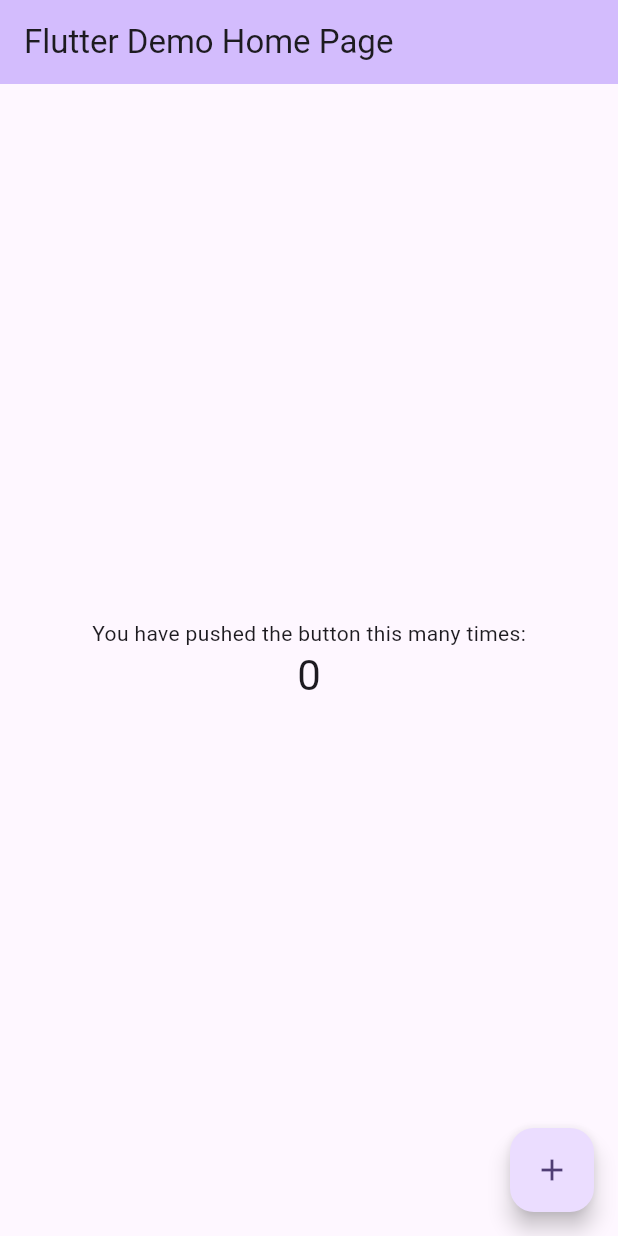
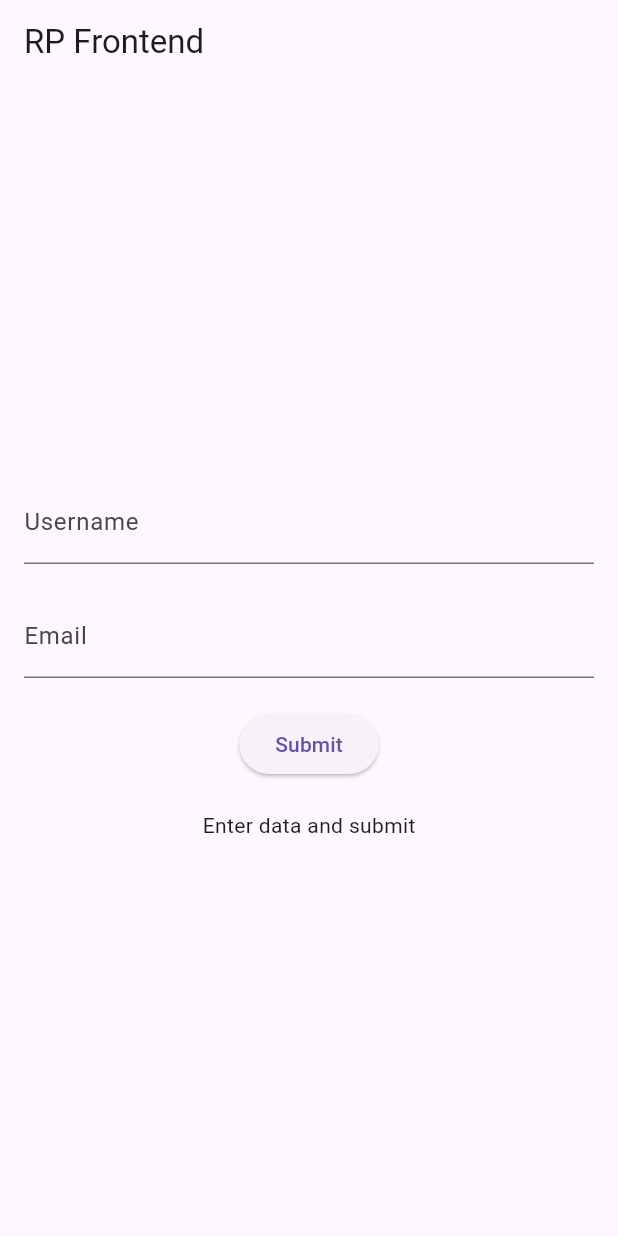
Before and after one commit to anupamamaheepala/RP_Frontend, a Flutter app: the screen it shows after launch, on a phone screen of 412 x 824 dp. Run offline on Flutter 3.47's test engine with Material 3 defaults, Android fonts, the phone set to English and light mode, and no system bars.

Commit message:
frontend connect to backend

```diff
--- a/lib/main.dart
+++ b/lib/main.dart
@@ -1,122 +1,223 @@
+// import 'package:flutter/material.dart';
+//
+// void main() {
+//   runApp(const MyApp());
+// }
+//
+// class MyApp extends StatelessWidget {
+//   const MyApp({super.key});
+//
+//   // This widget is the root of your application.
+//   @override
+//   Widget build(BuildContext context) {
+//     return MaterialApp(
+//       title: 'Flutter Demo',
+//       theme: ThemeData(
+//         // This is the theme of your application.
+//         //
+//         // TRY THIS: Try running your application with "flutter run". You'll see
+//         // the application has a purple toolbar. Then, without quitting the app,
+//         // try changing the seedColor in the colorScheme below to Colors.green
+//         // and then invoke "hot reload" (save your changes or press the "hot
+//         // reload" button in a Flutter-supported IDE, or press "r" if you used
+//         // the command line to start the app).
+//         //
+//         // Notice that the counter didn't reset back to zero; the application
+//         // state is not lost during the reload. To reset the state, use hot
+//         // restart instead.
+//         //
+//         // This works for code too, not just values: Most code changes can be
+//         // tested with just a hot reload.
+//         colorScheme: ColorScheme.fromSeed(seedColor: Colors.deepPurple),
+//       ),
+//       home: const MyHomePage(title: 'Flutter Demo Home Page'),
+//     );
+//   }
+// }
+//
+// class MyHomePage extends StatefulWidget {
+//   const MyHomePage({super.key, required this.title});
+//
+//   // This widget is the home page of your application. It is stateful, meaning
+//   // that it has a State object (defined below) that contains fields that affect
+//   // how it looks.
+//
+//   // This class is the configuration for the state. It holds the values (in this
+//   // case the title) provided by the parent (in this case the App widget) and
+//   // used by the build method of the State. Fields in a Widget subclass are
+//   // always marked "final".
+//
+//   final String title;
+//
+//   @override
+//   State<MyHomePage> createState() => _MyHomePageState();
+// }
+//
+// class _MyHomePageState extends State<MyHomePage> {
+//   int _counter = 0;
+//
+//   void _incrementCounter() {
+//     setState(() {
+//       // This call to setState tells the Flutter framework that something has
+//       // changed in this State, which causes it to rerun the build method below
+//       // so that the display can reflect the updated values. If we changed
+//       // _counter without calling setState(), then the build method would not be
+//       // called again, and so nothing would appear to happen.
+//       _counter++;
+//     });
+//   }
+//
+//   @override
+//   Widget build(BuildContext context) {
+//     // This method is rerun every time setState is called, for instance as done
+//     // by the _incrementCounter method above.
+//     //
+//     // The Flutter framework has been optimized to make rerunning build methods
+//     // fast, so that you can just rebuild anything that needs updating rather
+//     // than having to individually change instances of widgets.
+//     return Scaffold(
+//       appBar: AppBar(
+//         // TRY THIS: Try changing the color here to a specific color (to
+//         // Colors.amber, perhaps?) and trigger a hot reload to see the AppBar
+//         // change color while the other colors stay the same.
+//         backgroundColor: Theme.of(context).colorScheme.inversePrimary,
+//         // Here we take the value from the MyHomePage object that was created by
+//         // the App.build method, and use it to set our appbar title.
+//         title: Text(widget.title),
+//       ),
+//       body: Center(
+//         // Center is a layout widget. It takes a single child and positions it
+//         // in the middle of the parent.
+//         child: Column(
+//           // Column is also a layout widget. It takes a list of children and
+//           // arranges them vertically. By default, it sizes itself to fit its
+//           // children horizontally, and tries to be as tall as its parent.
+//           //
+//           // Column has various properties to control how it sizes itself and
+//           // how it positions its children. Here we use mainAxisAlignment to
+//           // center the children vertically; the main axis here is the vertical
+//           // axis because Columns are vertical (the cross axis would be
+//           // horizontal).
+//           //
+//           // TRY THIS: Invoke "debug painting" (choose the "Toggle Debug Paint"
+//           // action in the IDE, or press "p" in the console), to see the
+//           // wireframe for each widget.
+//           mainAxisAlignment: MainAxisAlignment.center,
+//           children: <Widget>[
+//             const Text('You have pushed the button this many times:'),
+//             Text(
+//               '$_counter',
+//               style: Theme.of(context).textTheme.headlineMedium,
+//             ),
+//           ],
+//         ),
+//       ),
+//       floatingActionButton: FloatingActionButton(
+//         onPressed: _incrementCounter,
+//         tooltip: 'Increment',
+//         child: const Icon(Icons.add),
+//       ), // This trailing comma makes auto-formatting nicer for build methods.
+//     );
+//   }
+// }
+
 import 'package:flutter/material.dart';
+import 'package:http/http.dart' as http;
+import 'dart:convert';
 
 void main() {
-  runApp(const MyApp());
+  runApp(MyApp());
 }
 
 class MyApp extends StatelessWidget {
-  const MyApp({super.key});
-
-  // This widget is the root of your application.
   @override
   Widget build(BuildContext context) {
     return MaterialApp(
-      title: 'Flutter Demo',
-      theme: ThemeData(
-        // This is the theme of your application.
-        //
-        // TRY THIS: Try running your application with "flutter run". You'll see
-        // the application has a purple toolbar. Then, without quitting the app,
-        // try changing the seedColor in the colorScheme below to Colors.green
-        // and then invoke "hot reload" (save your changes or press the "hot
-        // reload" button in a Flutter-supported IDE, or press "r" if you used
-        // the command line to start the app).
-        //
-        // Notice that the counter didn't reset back to zero; the application
-        // state is not lost during the reload. To reset the state, use hot
-        // restart instead.
-        //
-        // This works for code too, not just values: Most code changes can be
-        // tested with just a hot reload.
-        colorScheme: ColorScheme.fromSeed(seedColor: Colors.deepPurple),
-      ),
-      home: const MyHomePage(title: 'Flutter Demo Home Page'),
+      home: MyHomePage(),
     );
   }
 }
 
 class MyHomePage extends StatefulWidget {
-  const MyHomePage({super.key, required this.title});
-
-  // This widget is the home page of your application. It is stateful, meaning
-  // that it has a State object (defined below) that contains fields that affect
-  // how it looks.
-
-  // This class is the configuration for the state. It holds the values (in this
-  // case the title) provided by the parent (in this case the App widget) and
-  // used by the build method of the State. Fields in a Widget subclass are
-  // always marked "final".
-
-  final String title;
-
   @override
-  State<MyHomePage> createState() => _MyHomePageState();
+  _MyHomePageState createState() => _MyHomePageState();
 }
 
 class _MyHomePageState extends State<MyHomePage> {
-  int _counter = 0;
+  final _usernameController = TextEditingController();
+  final _emailController = TextEditingController();
+  String _response = 'Enter data and submit';
 
-  void _incrementCounter() {
-    setState(() {
-      // This call to setState tells the Flutter framework that something has
-      // changed in this State, which causes it to rerun the build method below
-      // so that the display can reflect the updated values. If we changed
-      // _counter without calling setState(), then the build method would not be
-      // called again, and so nothing would appear to happen.
-      _counter++;
-    });
+  Future<void> sendUserData() async {
+    final url = Uri.parse('http://192.168.56.1:8000/data/add-user'); // Match backend IP
+    print('Sending to: $url');
+    print('Data: {"username": "${_usernameController.text}", "email": "${_emailController.text}"}');
+    try {
+      final response = await http.post(
+        url,
+        headers: {'Content-Type': 'application/json'},
+        body: jsonEncode({
+          'username': _usernameController.text,
+          'email': _emailController.text,
+        }),
+      );
+      print('Response status: ${response.statusCode}');
+      print('Response body: ${response.body}');
+      if (response.statusCode == 200) {
+        final data = jsonDecode(response.body);
+        setState(() {
+          _response = data['message'] ?? 'Data saved (no message)';
+        });
+      } else {
+        setState(() {
+          _response = 'Failed: ${response.statusCode} - ${response.body}';
+        });
+      }
+    } catch (e) {
+      print('Error: $e');
+      setState(() {
+        _response = 'Error: $e';
+      });
+    }
+  }
+
+  @override
+  void dispose() {
+    _usernameController.dispose();
+    _emailController.dispose();
+    super.dispose();
   }
 
   @override
   Widget build(BuildContext context) {
-    // This method is rerun every time setState is called, for instance as done
-    // by the _incrementCounter method above.
-    //
-    // The Flutter framework has been optimized to make rerunning build methods
-    // fast, so that you can just rebuild anything that needs updating rather
-    // than having to individually change instances of widgets.
     return Scaffold(
       appBar: AppBar(
-        // TRY THIS: Try changing the color here to a specific color (to
-        // Colors.amber, perhaps?) and trigger a hot reload to see the AppBar
-        // change color while the other colors stay the same.
-        backgroundColor: Theme.of(context).colorScheme.inversePrimary,
-        // Here we take the value from the MyHomePage object that was created by
-        // the App.build method, and use it to set our appbar title.
-        title: Text(widget.title),
+        title: Text('RP Frontend'),
       ),
-      body: Center(
-        // Center is a layout widget. It takes a single child and positions it
-        // in the middle of the parent.
+      body: Padding(
+        padding: EdgeInsets.all(16.0),
         child: Column(
-          // Column is also a layout widget. It takes a list of children and
-          // arranges them vertically. By default, it sizes itself to fit its
-          // children horizontally, and tries to be as tall as its parent.
-          //
-          // Column has various properties to control how it sizes itself and
-          // how it positions its children. Here we use mainAxisAlignment to
-          // center the children vertically; the main axis here is the vertical
-          // axis because Columns are vertical (the cross axis would be
-          // horizontal).
-          //
-          // TRY THIS: Invoke "debug painting" (choose the "Toggle Debug Paint"
-          // action in the IDE, or press "p" in the console), to see the
-          // wireframe for each widget.
           mainAxisAlignment: MainAxisAlignment.center,
-          children: <Widget>[
-            const Text('You have pushed the button this many times:'),
-            Text(
-              '$_counter',
-              style: Theme.of(context).textTheme.headlineMedium,
+          children: [
+            TextField(
+              controller: _usernameController,
+              decoration: InputDecoration(labelText: 'Username'),
             ),
+            SizedBox(height: 20),
+            TextField(
+              controller: _emailController,
+              decoration: InputDecoration(labelText: 'Email'),
+            ),
+            SizedBox(height: 20),
+            ElevatedButton(
+              onPressed: sendUserData,
+              child: Text('Submit'),
+            ),
+            SizedBox(height: 20),
+            Text(_response),
           ],
         ),
       ),
-      floatingActionButton: FloatingActionButton(
-        onPressed: _incrementCounter,
-        tooltip: 'Increment',
-        child: const Icon(Icons.add),
-      ), // This trailing comma makes auto-formatting nicer for build methods.
     );
   }
 }
--- a/pubspec.yaml
+++ b/pubspec.yaml
@@ -30,6 +30,8 @@ environment:
 dependencies:
   flutter:
     sdk: flutter
+
+  http: ^1.2.0
 
   # The following adds the Cupertino Icons font to your application.
   # Use with the CupertinoIcons class for iOS style icons.
```
Also changed, not shown: pubspec.lock.
